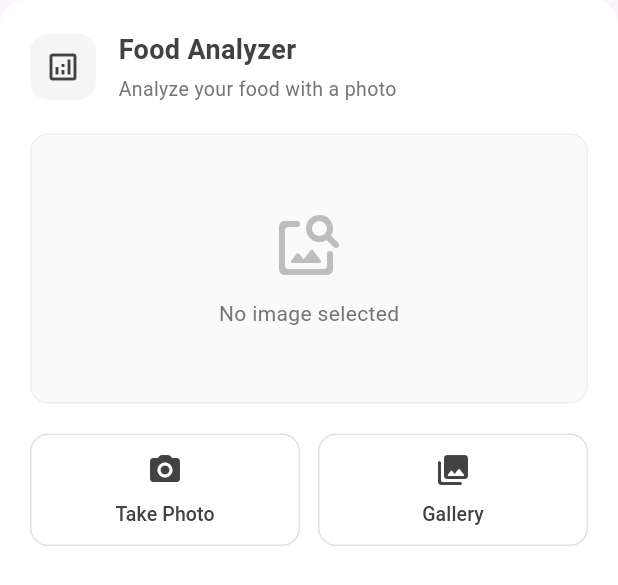
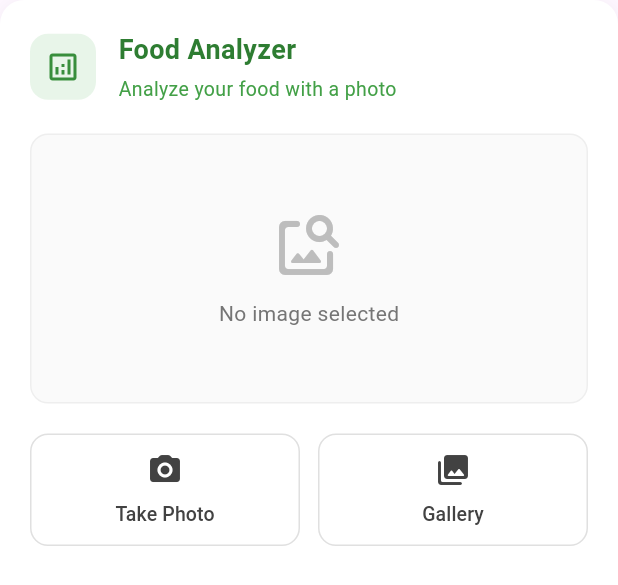
Before and after one commit to omsandippatil/GamYam, a Flutter app: the CalorieInputWidget widget shown alone on an empty page, opened directly, after a tap on "Take Photo", after a tap on "New Analysis", on a phone screen of 412 x 824 dp. Shown: the top 585 px of the screen. Run offline on Flutter 3.47's test engine with Material 3 defaults, Android fonts, the phone set to English and light mode, and no system bars; our stand-ins replace cached_network_image, fl_chart, google_fonts, image_picker, percent_indicator, syncfusion_flutter_charts; missing offline and left inert: openai_dart.

Commit message:
GDG Submission

```diff
--- a/lib/services/calorie_service.dart
+++ b/lib/services/calorie_service.dart
@@ -80,7 +80,7 @@ class FoodAnalysisService {
           "fiber": number,
           "sugar": number
         },
-        "additionalDetails": {}
+        "additionalDetails": {health, tips}
       }
       ''';
 
@@ -92,7 +92,7 @@ class FoodAnalysisService {
       };
 
       final body = jsonEncode({
-        'model': 'llava-v1.5-7b-4096',
+        'model': 'meta-llama/llama-4-scout-17b-16e-instruct',
         'messages': [
           {
             'role': 'user',
@@ -111,6 +111,7 @@ class FoodAnalysisService {
           },
         ],
         'max_tokens': 500,
+        'response_format': { 'type': "json_object" }
       });
 
       final response = await http.post(url, headers: headers, body: body);
--- a/lib/widgets/food/calorie_input_widget.dart
+++ b/lib/widgets/food/calorie_input_widget.dart
@@ -2,7 +2,6 @@ import 'dart:io';
 import 'package:flutter/material.dart';
 import 'package:flutter/foundation.dart' show kIsWeb;
 import 'package:image_picker/image_picker.dart';
-import 'dart:typed_data';
 
 import '../../services/calorie_service.dart';
 
@@ -61,7 +60,8 @@ class _CalorieInputWidgetState extends State<CalorieInputWidget> with SingleTick
         _analysisResult = result;
         _isAnalyzing = false;
         _showResults = true;
-        // Note: We won't have the image path here, but the analysis works
+        // For demonstration, you might want to add image capture logic
+ // Assuming imageData is added to the result
       });
       _animationController.forward(from: 0);
     } catch (e) {
@@ -77,7 +77,7 @@ class _CalorieInputWidgetState extends State<CalorieInputWidget> with SingleTick
         _analysisResult = result;
         _isAnalyzing = false;
         _showResults = true;
-        // Note: We won't have the image path here, but the analysis works
+  // Assuming imageData is added to the result
       });
       _animationController.forward(from: 0);
     } catch (e) {
@@ -137,12 +137,12 @@ class _CalorieInputWidgetState extends State<CalorieInputWidget> with SingleTick
         Container(
           padding: const EdgeInsets.all(10),
           decoration: BoxDecoration(
-            color: Colors.grey[100],
+            color: Colors.green[50],
             borderRadius: BorderRadius.circular(12),
           ),
           child: Icon(
             Icons.analytics_outlined,
-            color: Colors.grey[800],
+            color: Colors.green[700],
             size: 24,
           ),
         ),
@@ -156,7 +156,7 @@ class _CalorieInputWidgetState extends State<CalorieInputWidget> with SingleTick
                 style: TextStyle(
                   fontSize: 18,
                   fontWeight: FontWeight.w600,
-                  color: Colors.grey[800],
+                  color: Colors.green[800],
                 ),
               ),
               const SizedBox(height: 4),
@@ -164,7 +164,7 @@ class _CalorieInputWidgetState extends State<CalorieInputWidget> with SingleTick
                 'Analyze your food with a photo',
                 style: TextStyle(
                   fontSize: 13,
-                  color: Colors.grey[600],
+                  color: Colors.green[600],
                 ),
               ),
             ],
@@ -327,6 +327,25 @@ class _CalorieInputWidgetState extends State<CalorieInputWidget> with SingleTick
       child: Column(
         crossAxisAlignment: CrossAxisAlignment.start,
         children: [
+          // Display uploaded image
+          if (_selectedImage != null)
+            Center(
+              child: Container(
+                height: 200,
+                width: double.infinity,
+                margin: const EdgeInsets.only(bottom: 20),
+                decoration: BoxDecoration(
+                  borderRadius: BorderRadius.circular(12),
+                  image: DecorationImage(
+                    image: kIsWeb
+                      ? Image.memory(_selectedImage).image
+                      : FileImage(File(_selectedImage)),
+                    fit: BoxFit.cover,
+                  ),
+                ),
+              ),
+            ),
+
           // Summary
           Column(
             crossAxisAlignment: CrossAxisAlignment.start,
@@ -336,7 +355,7 @@ class _CalorieInputWidgetState extends State<CalorieInputWidget> with SingleTick
                 style: TextStyle(
                   fontSize: 15,
                   fontWeight: FontWeight.w600,
-                  color: Colors.grey[800],
+                  color: Colors.green[800],
                 ),
               ),
               const SizedBox(height: 8),
@@ -365,12 +384,12 @@ class _CalorieInputWidgetState extends State<CalorieInputWidget> with SingleTick
             style: TextStyle(
               fontSize: 15,
               fontWeight: FontWeight.w600,
-              color: Colors.grey[800],
+              color: Colors.green[800],
             ),
           ),
           const SizedBox(height: 12),
 
-          // Nutrient bars
+          // Nutrient bars with aesthetic design
           _buildNutrientBars(result.nutrients),
 
           const SizedBox(height: 20),
@@ -474,9 +493,19 @@ class _CalorieInputWidgetState extends State<CalorieInputWidget> with SingleTick
     );
   }
 
+
   Widget _buildNutrientBars(Map<String, double> nutrients) {
     final sortedNutrients = nutrients.entries.toList()
       ..sort((a, b) => b.value.compareTo(a.value));
+
+    // Color palette for nutrient bars
+    final colors = [
+      Colors.green[400]!,
+      Colors.blue[400]!,
+      Colors.orange[400]!,
+      Colors.purple[400]!,
+      Colors.teal[400]!,
+    ];
 
     return Column(
       children: sortedNutrients.map((entry) {
@@ -487,7 +516,7 @@ class _CalorieInputWidgetState extends State<CalorieInputWidget> with SingleTick
         final percentage = (value / 50.0).clamp(0.0, 1.0);
 
         return Padding(
-          padding: const EdgeInsets.only(bottom: 8),
+          padding: const EdgeInsets.only(bottom: 12),
           child: Column(
             crossAxisAlignment: CrossAxisAlignment.start,
             children: [
@@ -498,39 +527,44 @@ class _CalorieInputWidgetState extends State<CalorieInputWidget> with SingleTick
                     _capitalizeFirstLetter(nutrientName),
                     style: TextStyle(
                       color: Colors.grey[700],
-                      fontSize: 12,
-                      fontWeight: FontWeight.w500,
+                      fontSize: 13,
+                      fontWeight: FontWeight.w600,
                     ),
                   ),
                   Text(
                     '${value.toStringAsFixed(1)}g',
                     style: TextStyle(
                       color: Colors.grey[700],
-                      fontSize: 12,
+                      fontSize: 13,
                       fontWeight: FontWeight.w500,
                     ),
                   ),
                 ],
               ),
-              const SizedBox(height: 4),
+              const SizedBox(height: 6),
               Stack(
                 children: [
                   // Background
                   Container(
-                    height: 8,
+                    height: 10,
                     decoration: BoxDecoration(
-                      color: Colors.grey[100],
-                      borderRadius: BorderRadius.circular(4),
+                      color: Colors.grey[200],
+                      borderRadius: BorderRadius.circular(5),
                     ),
                   ),
-                  // Value bar
+                  // Value bar with gradient
                   FractionallySizedBox(
                     widthFactor: percentage,
                     child: Container(
-                      height: 8,
+                      height: 10,
                       decoration: BoxDecoration(
-                        color: Colors.grey[400],
-                        borderRadius: BorderRadius.circular(4),
+                        gradient: LinearGradient(
+                          colors: [
+                            colors[sortedNutrients.indexOf(entry) % colors.length],
+                            colors[sortedNutrients.indexOf(entry) % colors.length].withOpacity(0.7),
+                          ],
+                        ),
+                        borderRadius: BorderRadius.circular(5),
                       ),
                     ),
                   ),
--- a/pubspec.yaml
+++ b/pubspec.yaml
@@ -34,3 +34,6 @@ dev_dependencies:
 
 flutter:
   uses-material-design: true
+
+assets:
+  - assets/images/
```
Also changed, not shown: 3 other files.
